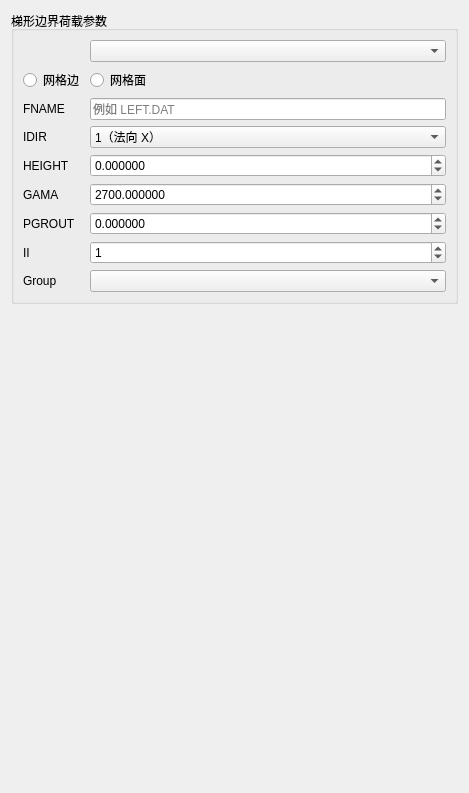
This is plugins/Base_PhysicalField/GeoStressFitFacePage.ui in asd977/base_cae as Qt 5 draws it before an edit. The edited form follows.
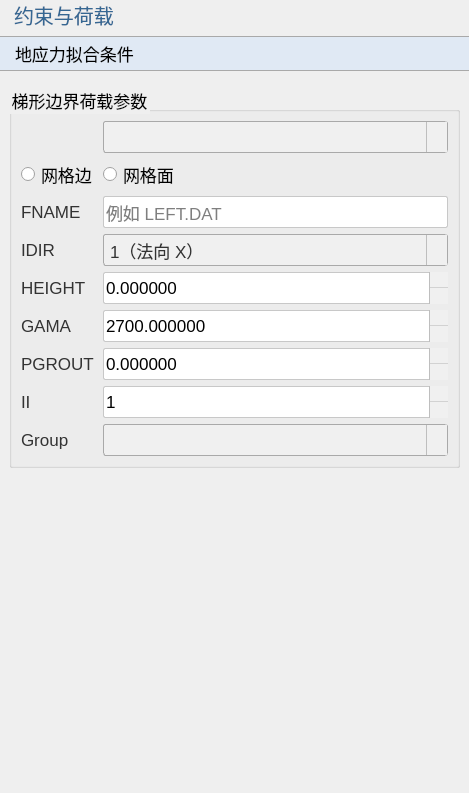
This is the edited form. Icons and pictures are not drawn.

Commit message: style: switch custom control arrows from png to svg

Patch:
```diff
--- a/plugins/Base_PhysicalField/GeoStressFitFacePage.ui
+++ b/plugins/Base_PhysicalField/GeoStressFitFacePage.ui
@@ -13,7 +13,143 @@
   <property name="windowTitle">
    <string>地应力拟合条件</string>
   </property>
+  <property name="styleSheet">
+   <string notr="true">QWidget{
+font-family: &quot;Microsoft YaHei&quot;, &quot;微软雅黑&quot;;
+}
+QPushButton {
+    font-size: 17px;
+    min-height: 32px;
+}
+QPushButton#pushButton {
+    background-color: rgb(224, 233, 244);
+    border-width: 1px;
+    border-color: rgb(121, 121, 121);
+    border-style: solid;
+    min-height: 33px;
+    border-top: 1px solid rgb(169, 169, 169);
+    border-bottom: 1px solid rgb(169, 169, 169);
+    border-left: none;
+    border-right: none;
+    text-align: left;
+    padding-left: 15px;
+    font-size: 17px;
+}
+QLabel {
+    font-size: 17px;
+    color: rgb(51, 51, 51);
+}
+QLabel#pageNameLabel {
+    font-size: 20px;
+    padding-left: 9px;
+    color: rgb(53, 103, 147);
+}
+QLineEdit, QTextEdit, QPlainTextEdit, QSpinBox, QDoubleSpinBox, QDateTimeEdit {
+    border: 1px solid rgb(200, 200, 200);
+    border-radius: 2px;
+    font-size: 17px;
+    min-height: 30px;
+}
+QLineEdit:focus, QTextEdit:focus, QPlainTextEdit:focus,
+QSpinBox:focus, QDoubleSpinBox:focus, QDateTimeEdit:focus {
+    border-color: rgb(100, 100, 255);
+    outline: none;
+}
+QComboBox {
+    font-size: 17px;
+    color: rgb(51, 51, 51);
+    padding-left: 6px;
+    background: rgb(240, 240, 240);
+    border: 1px solid rgb(169, 169, 169);
+    border-radius: 3px;
+    min-height: 30px;
+}
+QComboBox::drop-down {
+    subcontrol-origin: padding;
+    subcontrol-position: top right;
+    width: 20px;
+    background: rgb(240, 240, 240);
+    border-left: 1px solid rgb(190, 190, 190);
+}
+QComboBox::down-arrow {
+    image: url(:/resources/arrow_down_drawn.svg);
+    width: 12px;
+    height: 12px;
+}
+QSpinBox::up-button, QDoubleSpinBox::up-button {
+    subcontrol-origin: border;
+    subcontrol-position: top right;
+    width: 18px;
+    border-left: 1px solid rgb(190, 190, 190);
+    border-bottom: 1px solid rgb(210, 210, 210);
+    background: rgb(240, 240, 240);
+}
+QSpinBox::down-button, QDoubleSpinBox::down-button {
+    subcontrol-origin: border;
+    subcontrol-position: bottom right;
+    width: 18px;
+    border-left: 1px solid rgb(190, 190, 190);
+    background: rgb(240, 240, 240);
+}
+QSpinBox::up-arrow, QDoubleSpinBox::up-arrow {
+    image: url(:/resources/arrow_up_drawn.svg);
+    width: 10px;
+    height: 10px;
+}
+QSpinBox::down-arrow, QDoubleSpinBox::down-arrow {
+    image: url(:/resources/arrow_down_drawn.svg);
+    width: 10px;
+    height: 10px;
+}
+QRadioButton, QCheckBox, QGroupBox {
+    font-size: 17px;
+}
+QTableWidget, QTreeWidget, QListWidget {
+    font-size: 16px;
+    gridline-color: rgb(210, 210, 210);
+}
+
+</string>
+  </property>
   <layout class="QVBoxLayout" name="verticalLayout">
+   <property name="leftMargin">
+    <number>0</number>
+   </property>
+   <property name="topMargin">
+    <number>0</number>
+   </property>
+   <property name="rightMargin">
+    <number>0</number>
+   </property>
+   <item>
+    <widget class="QLabel" name="pageNameLabel">
+     <property name="sizePolicy">
+      <sizepolicy hsizetype="Preferred" vsizetype="Fixed">
+       <horstretch>0</horstretch>
+       <verstretch>0</verstretch>
+      </sizepolicy>
+     </property>
+     <property name="text">
+      <string>约束与荷载</string>
+     </property>
+    </widget>
+   </item>
+   <item>
+    <widget class="QPushButton" name="pushButton">
+     <property name="sizePolicy">
+      <sizepolicy hsizetype="Ignored" vsizetype="Fixed">
+       <horstretch>0</horstretch>
+       <verstretch>0</verstretch>
+      </sizepolicy>
+     </property>
+     <property name="text">
+      <string>地应力拟合条件</string>
+     </property>
+    </widget>
+   </item>
+   <item>
+    <widget class="QWidget" name="contentWidget" native="true">
+     <layout class="QVBoxLayout" name="contentLayout">
    <item>
     <widget class="QGroupBox" name="groupBoxFit">
      <property name="title">
@@ -172,7 +308,10 @@
       </item>
      </layout>
     </widget>
+   </item>     </layout>
+    </widget>
    </item>
+
    <item>
     <spacer name="verticalSpacer">
      <property name="sizeHint" stdset="0">
```
The commit also changes 45 other files.
